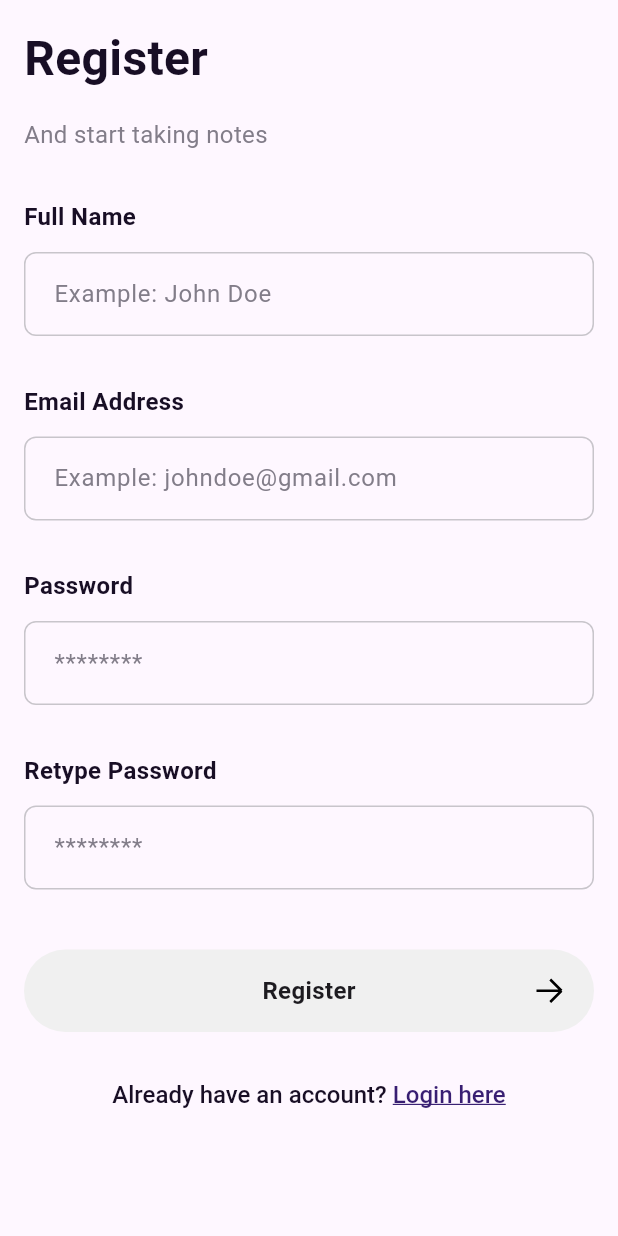
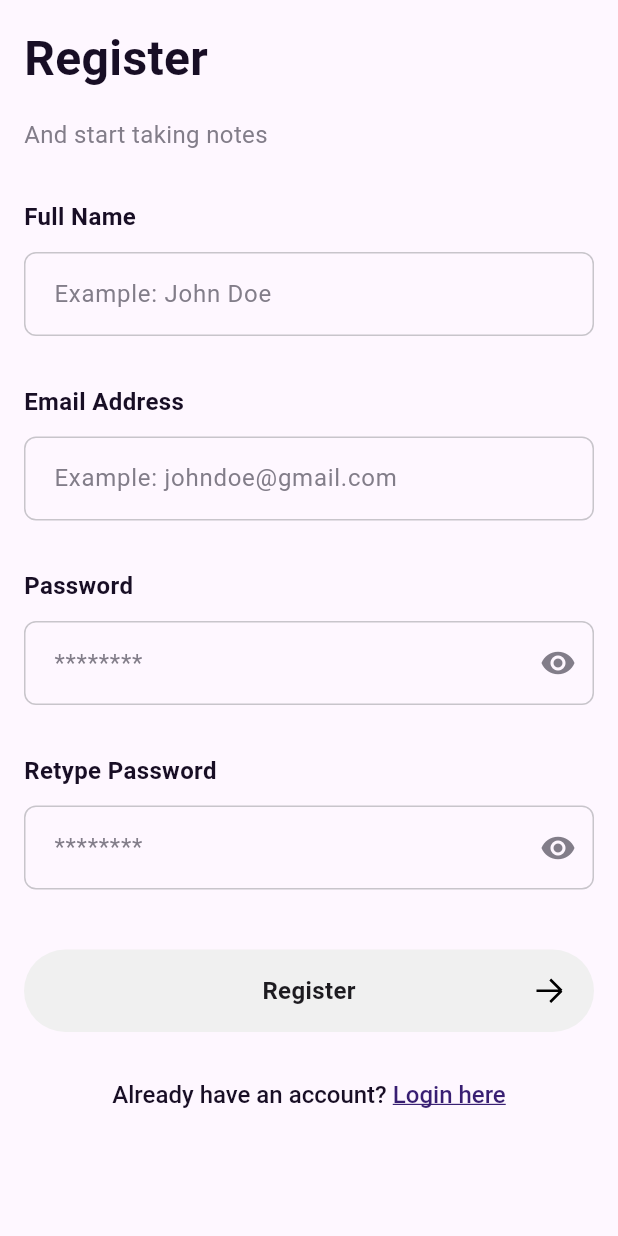
Before and after one commit to Tram2405/practice_flutter, a Flutter app: the screen it shows after launch, on a phone screen of 412 x 824 dp. Run offline on Flutter 3.47's test engine with Material 3 defaults, Android fonts, the light colour scheme and no system bars; our stand-ins replace firebase_core, flutter_svg, get; accounts and stored records are empty.

Commit message:
refactor: change the variable name isTrue to hasContent

```diff
--- a/task_manager_flutter/lib/components/text_form_field/tm_text_form_filed.dart
+++ b/task_manager_flutter/lib/components/text_form_field/tm_text_form_filed.dart
@@ -15,7 +15,10 @@ class TMTextFormField extends StatelessWidget {
       color: TMColor.onSecondaryBackground,
       fontSize: 16.0,
       fontWeight: FontWeight.w400,
-    ), required this.lableText,
+    ),
+    required this.lableText,
+    this.icon,
+    this.onTap,
   });
 
   final String lableText;
@@ -27,6 +30,8 @@ class TMTextFormField extends StatelessWidget {
   final bool obscureText;
   final bool readOnly;
   final TextStyle? hintStyle;
+  final Icon? icon;
+  final Function()? onTap;
 
   @override
   Widget build(BuildContext context) {
@@ -45,9 +50,13 @@ class TMTextFormField extends StatelessWidget {
         TextFormField(
           controller: controller,
           validator: validator,
+          obscureText: obscureText,
           autovalidateMode: AutovalidateMode.onUserInteraction,
           readOnly: readOnly,
-          style: TextStyle(color:readOnly ? TMColor.textField : null ), //auto check validator mỗi khi người dùng gõ phím
+          style: TextStyle(
+              color: readOnly
+                  ? TMColor.textField
+                  : null), //auto check validator mỗi khi người dùng gõ phím
           decoration: InputDecoration(
               contentPadding: const EdgeInsets.all(16.0),
               border: OutlineInputBorder(
@@ -63,14 +72,17 @@ class TMTextFormField extends StatelessWidget {
                 borderRadius: BorderRadius.circular(8.0),
               ),
               focusedBorder: OutlineInputBorder(
-              borderSide:  BorderSide(
-                color: readOnly ?  TMColor.textField: TMColor.onBackground,
+                borderSide: BorderSide(
+                  color: readOnly ? TMColor.textField : TMColor.onBackground,
                 ),
                 borderRadius: BorderRadius.circular(8.0),
               ),
               hintText: hintText,
               hintStyle: hintStyle,
-          ),
+              suffixIcon: icon !=null ? GestureDetector(
+                onTap: onTap,
+                child: icon,
+              ): null),
           textInputAction: textInputAction, //icon duới bàn phím
           onChanged: onChanged,
         ),
--- a/task_manager_flutter/lib/controller/auth/forgot_password_controller.dart
+++ b/task_manager_flutter/lib/controller/auth/forgot_password_controller.dart
@@ -4,13 +4,13 @@ import 'package:task_manager_flutter/utils/validator.dart';
 
 class ForgotPasswordController extends GetxController{
   TextEditingController emailController = TextEditingController();
-   RxBool isTrue = false.obs;
+   RxBool hasContent = false.obs;
 
   void isEmpty(){
     if (FormValidator.validatorEmail(emailController.text) == null) {
-      isTrue.value = true;
+      hasContent.value = true;
     } else {
-      isTrue.value =  false;
+      hasContent.value =  false;
     }
   }
 }
--- a/task_manager_flutter/lib/controller/auth/register_controller.dart
+++ b/task_manager_flutter/lib/controller/auth/register_controller.dart
@@ -8,7 +8,8 @@ class RegisterController extends GetxController {
   final TextEditingController passwordController = TextEditingController();
   final TextEditingController retypePasswordController =
       TextEditingController();
-  RxBool isTrue = false.obs;
+  RxBool hasContent = false.obs;
+  RxBool isShowPassword = false.obs;
 
   void isEmpty() {
     if (FormValidator.validatorRequired(nameController.text) == null &&
@@ -17,9 +18,14 @@ class RegisterController extends GetxController {
         FormValidator.validatorConfirmPassword(
                 retypePasswordController.text, passwordController.text) ==
             null) {
-      isTrue.value = true;
+      hasContent.value = true;
     } else {
-      isTrue.value = false;
+      hasContent.value = false;
     }
   }
+
+  void changeStatePassword(){
+    isShowPassword.value = !isShowPassword.value;
+
+  }
 }
--- a/task_manager_flutter/lib/main.dart
+++ b/task_manager_flutter/lib/main.dart
@@ -3,7 +3,6 @@ import 'package:flutter/material.dart';
 import 'package:get/get_navigation/get_navigation.dart';
 import 'package:task_manager_flutter/bindings/auth/register_bind.dart';
 import 'package:task_manager_flutter/routes/app_page.dart';
-import 'package:task_manager_flutter/ui/auth/register_page.dart';
 
 void main() async {
   WidgetsFlutterBinding.ensureInitialized();
--- a/task_manager_flutter/lib/ui/auth/forgot_password.dart
+++ b/task_manager_flutter/lib/ui/auth/forgot_password.dart
@@ -42,7 +42,7 @@ class ForgotPasswordPage extends GetView<ForgotPasswordController> {
                 Obx(
                   () => TMElevateButton(
                     text: 'Send Code',
-                    color: controller.isTrue.value
+                    color: controller.hasContent.value
                         ? TMColor.primary
                         : TMColor.button,
                   ),
--- a/task_manager_flutter/lib/ui/auth/register_page.dart
+++ b/task_manager_flutter/lib/ui/auth/register_page.dart
@@ -15,7 +15,6 @@ class RegisterPage extends GetView<RegisterController> {
 
   @override
   Widget build(BuildContext context) {
-
     return GestureDetector(
       onTap: () => FocusScope.of(context).unfocus(),
       child: Scaffold(
@@ -51,16 +50,27 @@ class RegisterPage extends GetView<RegisterController> {
                   validator: FormValidator.validatorEmail,
                 ),
                 const SizedBox(height: 32.0),
-                TMTextFormField(
+                Obx(
+                  () => TMTextFormField(
                     hintText: '********',
                     lableText: 'Password',
                     controller: controller.passwordController,
                     textInputAction: TextInputAction.next,
                     onChanged: (_) => controller.isEmpty(),
                     validator: FormValidator.validatorPassword,
+                    obscureText: controller.isShowPassword.value,
+                    onTap: controller.changeStatePassword,
+                    icon: Icon(
+                      controller.isShowPassword.value
+                          ? Icons.visibility_off
+                          : Icons.visibility,
+                      color: TMColor.onSecondaryBackground,
+                    ),
+                  ),
                 ),
                 const SizedBox(height: 32.0),
-                TMTextFormField(
+                Obx(
+                  () => TMTextFormField(
                     hintText: '********',
                     lableText: 'Retype Password',
                     controller: controller.retypePasswordController,
@@ -72,13 +82,22 @@ class RegisterPage extends GetView<RegisterController> {
                         controller.passwordController.text,
                       );
                     },
+                    obscureText: controller.isShowPassword.value,
+                    onTap: controller.changeStatePassword,
+                    icon: Icon(
+                      controller.isShowPassword.value
+                          ? Icons.visibility_off
+                          : Icons.visibility,
+                      color: TMColor.onSecondaryBackground,
+                    ),
+                  ),
                 ),
                 const SizedBox(height: 40.0),
                 Obx(
-                  () =>  TMElevateButton(
+                  () => TMElevateButton(
                     text: 'Register',
                     icon: Assets.icons.iconNext,
-                    color: controller.isTrue.value
+                    color: controller.hasContent.value
                         ? TMColor.primary
                         : TMColor.button,
                     borderRadius: BorderRadius.circular(100.0),
```
Also changed, not shown: task_manager_flutter/lib/controller/auth/login_controller.dart (+9 -3 lines), task_manager_flutter/lib/ui/auth/login_page.dart (+13 -4 lines), task_manager_flutter/lib/components/text_form_field/tm_text_form_field_pasword.dart (added). Lines whose indentation alone changed are shown as unchanged.
